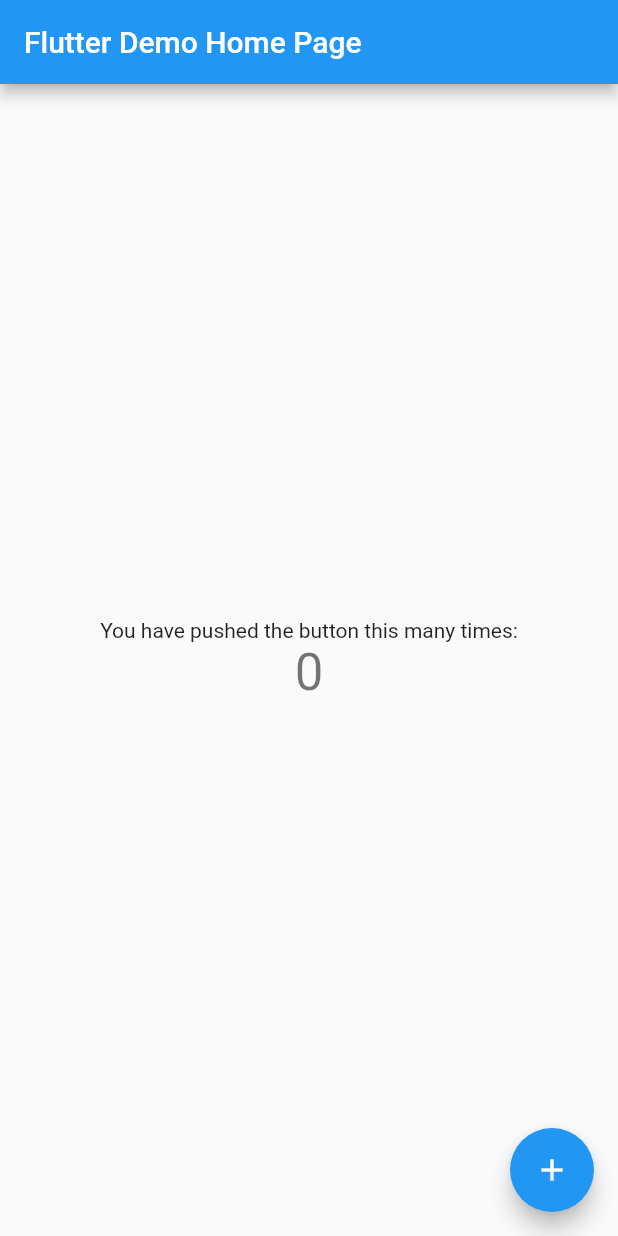
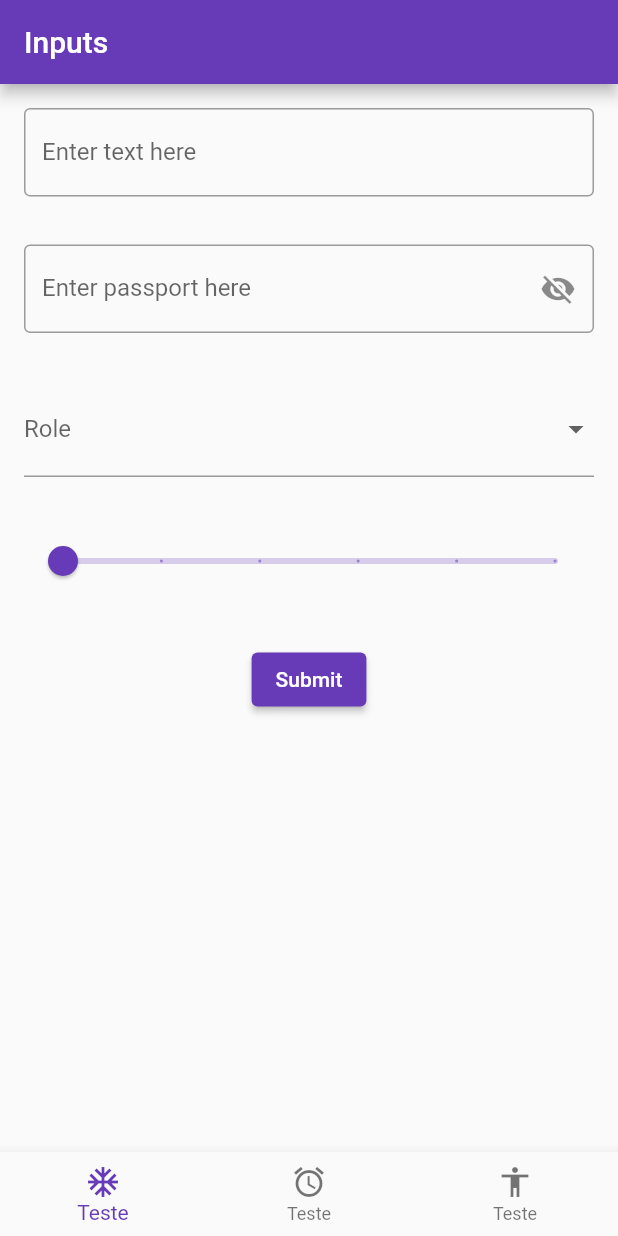
Before and after one commit to ViniciusMaiaM/OOP1, a Flutter app: the screen it shows after launch, on a phone screen of 412 x 824 dp. Run offline on Flutter 3.47's test engine with Material 2 defaults, Android fonts, the light colour scheme and no system bars; our stand-ins replace flutter_hooks.

Commit message:
add recipe 6

```diff
--- a/exercises/recipe6/lib/main.dart
+++ b/exercises/recipe6/lib/main.dart
@@ -11,105 +11,213 @@
   @override
   Widget build(BuildContext context) {
     return MaterialApp(
-      title: 'Flutter Demo',
-      theme: ThemeData(
-        // This is the theme of your application.
-        //
-        // Try running your application with "flutter run". You'll see the
-        // application has a blue toolbar. Then, without quitting the app, try
-        // changing the primarySwatch below to Colors.green and then invoke
-        // "hot reload" (press "r" in the console where you ran "flutter run",
-        // or simply save your changes to "hot reload" in a Flutter IDE).
-        // Notice that the counter didn't reset back to zero; the application
-        // is not restarted.
-        primarySwatch: Colors.blue,
+        theme: ThemeData(primarySwatch: Colors.deepPurple),
+        debugShowCheckedModeBanner: false,
+        home: Scaffold(
+          appBar: AppBar(
+            title: const Text("Inputs"),
+          ),
+          body: const MyCustomForm(),
+          bottomNavigationBar: NewNavBar(icons: const [
+            Icons.ac_unit,
+            Icons.access_alarm,
+            Icons.accessibility
+          ]),
+        ));
+  }
+}
+
+class NewNavBar extends StatelessWidget {
+  final List icons;
+  NewNavBar({required this.icons});
+
+  @override
+  Widget build(BuildContext context) {
+    return BottomNavigationBar(
+        items: icons
+            .map((data) =>
+                BottomNavigationBarItem(icon: Icon(data), label: "Teste"))
+            .toList());
+  }
+}
+
+class MyCustomForm extends StatefulWidget {
+  const MyCustomForm({super.key});
+
+  @override
+  MyCustomFormState createState() {
+    return MyCustomFormState();
+  }
+}
+
+// Create a corresponding State class.
+// This class holds data related to the form.
+class MyCustomFormState extends State<MyCustomForm> {
+  final _formKey = GlobalKey<FormState>();
+
+  @override
+  Widget build(BuildContext context) {
+    return Form(
+      key: _formKey,
+      child: Column(
+        crossAxisAlignment: CrossAxisAlignment.center,
+        children: [
+          // Creating the input field for the name
+          Padding(
+            padding: const EdgeInsets.all(16.0), // Add padding here
+            child: MyNameInput(),
+          ),
+          // Creating the input field for the password
+          Padding(
+            padding: const EdgeInsets.all(16.0),
+            child: MyPasswordInput(),
+          ),
+          // Creating the DropdownButton field
+          Padding(
+            padding: const EdgeInsets.all(16.0),
+            child: MyDropdownInput(),
+          ),
+          Padding(
+            padding: const EdgeInsets.all(16.0),
+            child: MySlideInput(),
+          ),
+          Padding(
+            padding: const EdgeInsets.all(15.0),
+            child: ElevatedButton(
+              onPressed: () {
+                if (_formKey.currentState!.validate()) {
+                  ScaffoldMessenger.of(context).showSnackBar(
+                    const SnackBar(content: Text('It all works"')),
+                  );
+                }
+              },
+              child: const Text('Submit'),
+            ),
+          ),
+        ],
       ),
-      home: const MyHomePage(title: 'Flutter Demo Home Page'),
     );
   }
 }
 
-class MyHomePage extends StatefulWidget {
-  const MyHomePage({super.key, required this.title});
-
-  // This widget is the home page of your application. It is stateful, meaning
-  // that it has a State object (defined below) that contains fields that affect
-  // how it looks.
-
-  // This class is the configuration for the state. It holds the values (in this
-  // case the title) provided by the parent (in this case the App widget) and
-  // used by the build method of the State. Fields in a Widget subclass are
-  // always marked "final".
-
-  final String title;
-
-  @override
-  State<MyHomePage> createState() => _MyHomePageState();
-}
-
-class _MyHomePageState extends State<MyHomePage> {
-  int _counter = 0;
-
-  void _incrementCounter() {
-    setState(() {
-      // This call to setState tells the Flutter framework that something has
-      // changed in this State, which causes it to rerun the build method below
-      // so that the display can reflect the updated values. If we changed
-      // _counter without calling setState(), then the build method would not be
-      // called again, and so nothing would appear to happen.
-      _counter++;
-    });
-  }
+class MyNameInput extends StatelessWidget {
+  MyNameInput();
 
   @override
   Widget build(BuildContext context) {
-    // This method is rerun every time setState is called, for instance as done
-    // by the _incrementCounter method above.
-    //
-    // The Flutter framework has been optimized to make rerunning build methods
-    // fast, so that you can just rebuild anything that needs updating rather
-    // than having to individually change instances of widgets.
-    return Scaffold(
-      appBar: AppBar(
-        // Here we take the value from the MyHomePage object that was created by
-        // the App.build method, and use it to set our appbar title.
-        title: Text(widget.title),
+    return TextFormField(
+      validator: (value) {
+        String patttern = r'(^[a-zA-Z ]*$)';
+        RegExp regExp = RegExp(patttern);
+        if (value == null || value.isEmpty) {
+          return "Please input your name";
+        } else if (!regExp.hasMatch(value)) {
+          return "O nome deve conter caracteres de a-z ou A-Z";
+        }
+      },
+      decoration: const InputDecoration(
+        border: OutlineInputBorder(),
+        labelText: 'Enter text here',
       ),
-      body: Center(
-        // Center is a layout widget. It takes a single child and positions it
-        // in the middle of the parent.
-        child: Column(
-          // Column is also a layout widget. It takes a list of children and
-          // arranges them vertically. By default, it sizes itself to fit its
-          // children horizontally, and tries to be as tall as its parent.
-          //
-          // Invoke "debug painting" (press "p" in the console, choose the
-          // "Toggle Debug Paint" action from the Flutter Inspector in Android
-          // Studio, or the "Toggle Debug Paint" command in Visual Studio Code)
-          // to see the wireframe for each widget.
-          //
-          // Column has various properties to control how it sizes itself and
-          // how it positions its children. Here we use mainAxisAlignment to
-          // center the children vertically; the main axis here is the vertical
-          // axis because Columns are vertical (the cross axis would be
-          // horizontal).
-          mainAxisAlignment: MainAxisAlignment.center,
-          children: <Widget>[
-            const Text(
-              'You have pushed the button this many times:',
-            ),
-            Text(
-              '$_counter',
-              style: Theme.of(context).textTheme.headlineMedium,
-            ),
-          ],
-        ),
-      ),
-      floatingActionButton: FloatingActionButton(
-        onPressed: _incrementCounter,
-        tooltip: 'Increment',
-        child: const Icon(Icons.add),
-      ), // This trailing comma makes auto-formatting nicer for build methods.
     );
   }
 }
+
+class MyPasswordInput extends StatefulWidget {
+  @override
+  _MyPasswordInputState createState() => _MyPasswordInputState();
+}
+
+class _MyPasswordInputState extends State<MyPasswordInput> {
+  bool showPassword = false;
+
+  @override
+  Widget build(BuildContext context) {
+    return TextFormField(
+      validator: (value) {
+        if (value == null || value.isEmpty) {
+          return 'Please enter a passport';
+        }
+        return null;
+      },
+      obscureText: !showPassword,
+      decoration: InputDecoration(
+        border: const OutlineInputBorder(),
+        labelText: 'Enter passport here',
+        hintText: 'Enter your password',
+        suffixIcon: IconButton(
+          icon: Icon(
+            showPassword ? Icons.visibility : Icons.visibility_off,
+          ),
+          onPressed: () {
+            setState(() {
+              showPassword = !showPassword;
+            });
+          },
+        ),
+      ),
+    );
+  }
+}
+
+class MyDropdownInput extends StatefulWidget {
+  @override
+  _MyDropdownInputState createState() => _MyDropdownInputState();
+}
+
+class _MyDropdownInputState extends State<MyDropdownInput> {
+  String? _opcao;
+
+  @override
+  Widget build(BuildContext context) {
+    return DropdownButtonFormField<String>(
+      decoration: const InputDecoration(labelText: 'Role'),
+      value: _opcao,
+      onChanged: (newValue) {
+        setState(() {
+          _opcao = newValue;
+        });
+      },
+      items: const [
+        DropdownMenuItem(
+          value: 'Back-End',
+          child: Text('Back-End'),
+        ),
+        DropdownMenuItem(
+          value: 'Front-End',
+          child: Text('Front-End'),
+        ),
+      ],
+      validator: (value) {
+        if (value == null) {
+          return 'Please select a option';
+        }
+        return null;
+      },
+    );
+  }
+}
+
+class MySlideInput extends StatefulWidget {
+  @override
+  _MySlideInputState createState() => _MySlideInputState();
+}
+
+class _MySlideInputState extends State<MySlideInput> {
+  double _curentSliderValue = 0;
+
+  @override
+  Widget build(BuildContext context) {
+    return Slider(
+      value: _curentSliderValue,
+      max: 100,
+      divisions: 5,
+      label: _curentSliderValue.round().toString(),
+      onChanged: (double newValue) {
+        setState(() {
+          _curentSliderValue = newValue;
+        });
+      },
+    );
+  }
+}
```
